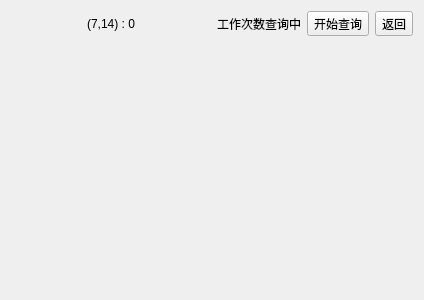
Old version of the form forms/formcntcheck.ui in the repository zhoutl1106/pjt2.
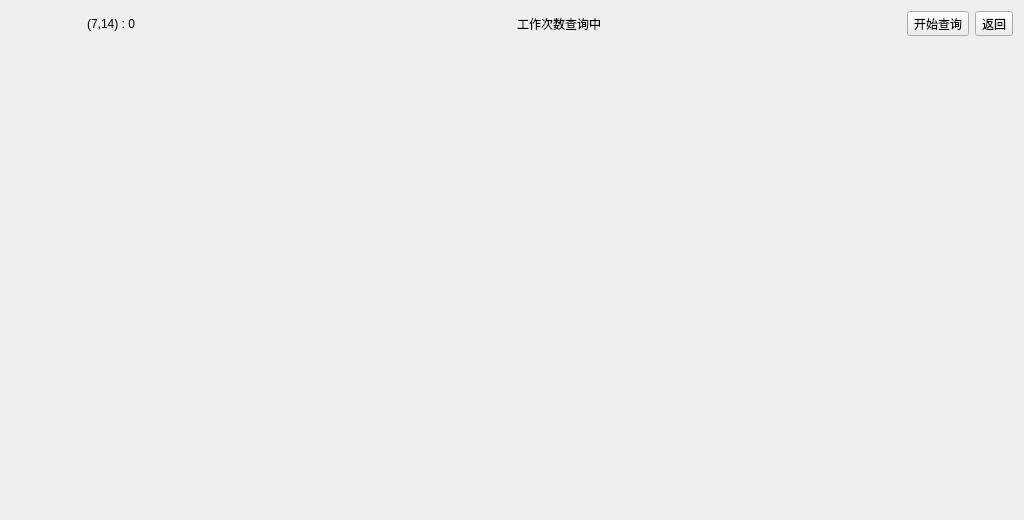
New version of the form. Icons and pictures are not drawn.

Diff of the .ui file:
```diff
--- a/forms/formcntcheck.ui
+++ b/forms/formcntcheck.ui
@@ -9,13 +9,16 @@
    <rect>
     <x>0</x>
     <y>0</y>
-    <width>400</width>
-    <height>300</height>
+    <width>1024</width>
+    <height>520</height>
    </rect>
   </property>
   <property name="windowTitle">
    <string>Form</string>
   </property>
+  <property name="styleSheet">
+   <string notr="true">border-image: url(:/image/lowerBkg.png);</string>
+  </property>
   <layout class="QVBoxLayout" name="verticalLayout">
    <item>
     <layout class="QHBoxLayout" name="horizontalLayout">
```
